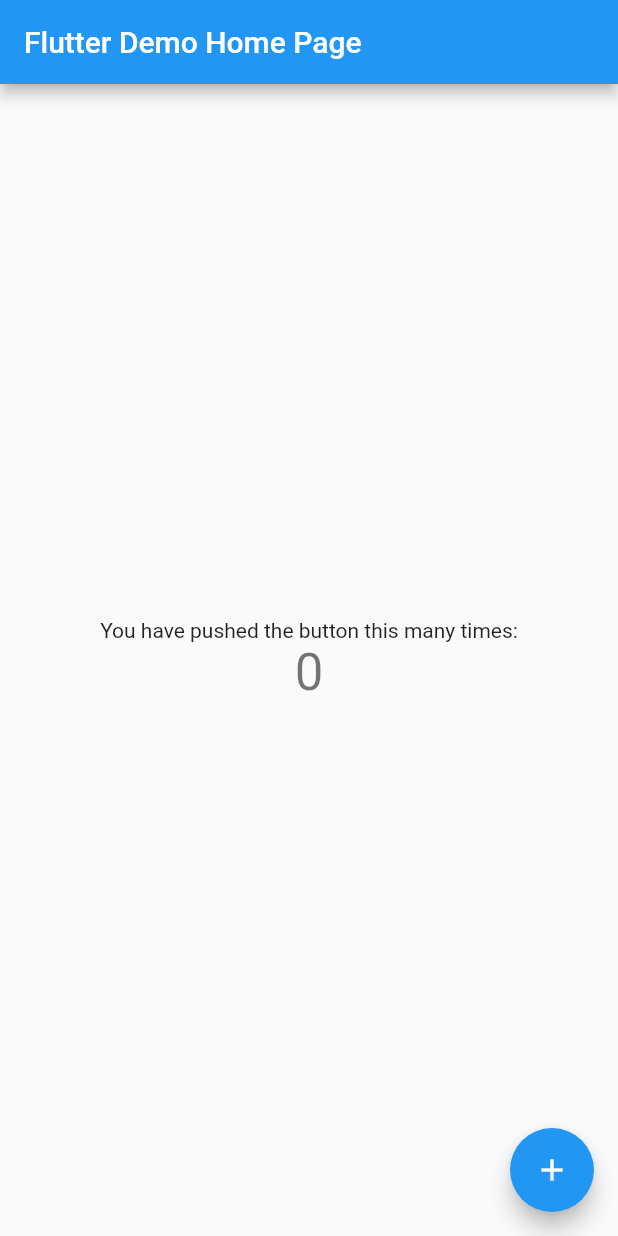
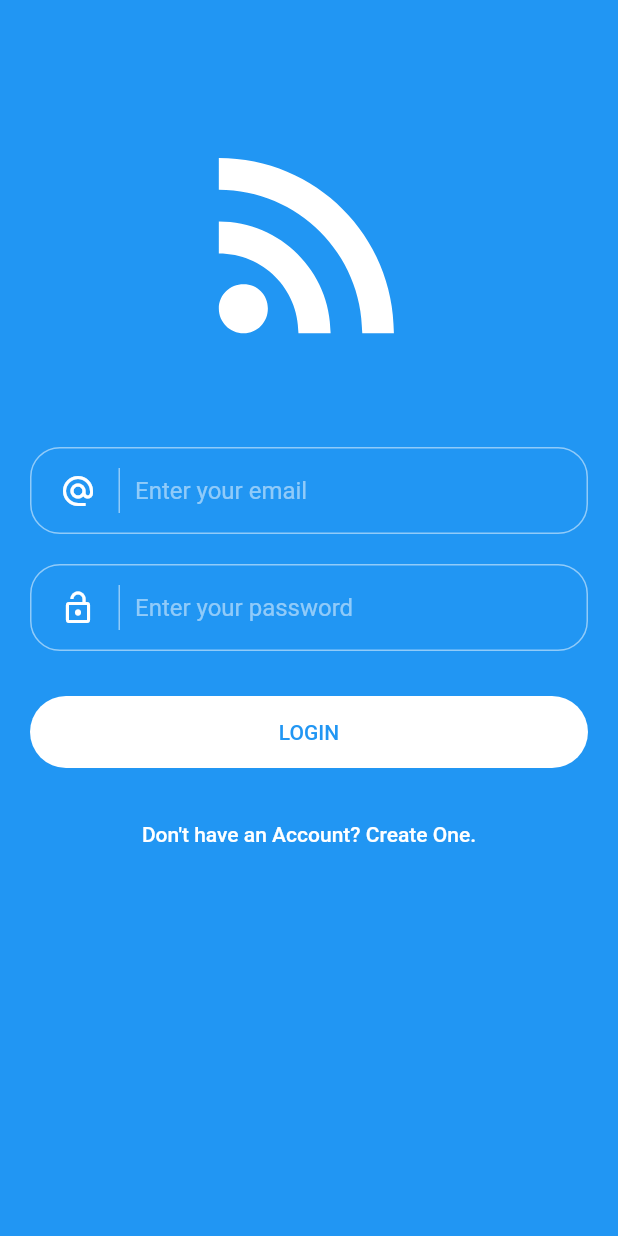
Before and after one commit to Edenik/Flutter_FeedMe_Blog_App, a Flutter app: the screen it shows after launch, on a phone screen of 412 x 824 dp. Run offline on Flutter 3.47's test engine with Material 2 defaults, Android fonts, the phone set to English and light mode, and no system bars; our stand-ins replace firebase_auth, firebase_core; accounts and stored records are empty.

Commit message:
implementing firebase auth

```diff
--- a/lib/main.dart
+++ b/lib/main.dart
@@ -1,6 +1,11 @@
 import 'package:flutter/material.dart';
+import 'package:firebase_core/firebase_core.dart';
+import './screens/login_screen.dart';
 
-void main() {
+void main() async {
+  WidgetsFlutterBinding.ensureInitialized();
+  await Firebase.initializeApp();
+
   runApp(MyApp());
 }
 
@@ -9,109 +14,10 @@ class MyApp extends StatelessWidget {
   @override
   Widget build(BuildContext context) {
     return MaterialApp(
-      title: 'Flutter Demo',
-      theme: ThemeData(
-        // This is the theme of your application.
-        //
-        // Try running your application with "flutter run". You'll see the
-        // application has a blue toolbar. Then, without quitting the app, try
-        // changing the primarySwatch below to Colors.green and then invoke
-        // "hot reload" (press "r" in the console where you ran "flutter run",
-        // or simply save your changes to "hot reload" in a Flutter IDE).
-        // Notice that the counter didn't reset back to zero; the application
-        // is not restarted.
-        primarySwatch: Colors.blue,
-        // This makes the visual density adapt to the platform that you run
-        // the app on. For desktop platforms, the controls will be smaller and
-        // closer together (more dense) than on mobile platforms.
-        visualDensity: VisualDensity.adaptivePlatformDensity,
-      ),
-      home: MyHomePage(title: 'Flutter Demo Home Page'),
+      title: 'FeedMe',
+      theme: ThemeData(primarySwatch: Colors.blue),
+      debugShowCheckedModeBanner: false,
+      home: LoginScreen(),
     );
   }
 }
-
-class MyHomePage extends StatefulWidget {
-  MyHomePage({Key key, this.title}) : super(key: key);
-
-  // This widget is the home page of your application. It is stateful, meaning
-  // that it has a State object (defined below) that contains fields that affect
-  // how it looks.
-
-  // This class is the configuration for the state. It holds the values (in this
-  // case the title) provided by the parent (in this case the App widget) and
-  // used by the build method of the State. Fields in a Widget subclass are
-  // always marked "final".
-
-  final String title;
-
-  @override
-  _MyHomePageState createState() => _MyHomePageState();
-}
-
-class _MyHomePageState extends State<MyHomePage> {
-  int _counter = 0;
-
-  void _incrementCounter() {
-    setState(() {
-      // This call to setState tells the Flutter framework that something has
-      // changed in this State, which causes it to rerun the build method below
-      // so that the display can reflect the updated values. If we changed
-      // _counter without calling setState(), then the build method would not be
-      // called again, and so nothing would appear to happen.
-      _counter++;
-    });
-  }
-
-  @override
-  Widget build(BuildContext context) {
-    // This method is rerun every time setState is called, for instance as done
-    // by the _incrementCounter method above.
-    //
-    // The Flutter framework has been optimized to make rerunning build methods
-    // fast, so that you can just rebuild anything that needs updating rather
-    // than having to individually change instances of widgets.
-    return Scaffold(
-      appBar: AppBar(
-        // Here we take the value from the MyHomePage object that was created by
-        // the App.build method, and use it to set our appbar title.
-        title: Text(widget.title),
-      ),
-      body: Center(
-        // Center is a layout widget. It takes a single child and positions it
-        // in the middle of the parent.
-        child: Column(
-          // Column is also a layout widget. It takes a list of children and
-          // arranges them vertically. By default, it sizes itself to fit its
-          // children horizontally, and tries to be as tall as its parent.
-          //
-          // Invoke "debug painting" (press "p" in the console, choose the
-          // "Toggle Debug Paint" action from the Flutter Inspector in Android
-          // Studio, or the "Toggle Debug Paint" command in Visual Studio Code)
-          // to see the wireframe for each widget.
-          //
-          // Column has various properties to control how it sizes itself and
-          // how it positions its children. Here we use mainAxisAlignment to
-          // center the children vertically; the main axis here is the vertical
-          // axis because Columns are vertical (the cross axis would be
-          // horizontal).
-          mainAxisAlignment: MainAxisAlignment.center,
-          children: <Widget>[
-            Text(
-              'You have pushed the button this many times:',
-            ),
-            Text(
-              '$_counter',
-              style: Theme.of(context).textTheme.headline4,
-            ),
-          ],
-        ),
-      ),
-      floatingActionButton: FloatingActionButton(
-        onPressed: _incrementCounter,
-        tooltip: 'Increment',
-        child: Icon(Icons.add),
-      ), // This trailing comma makes auto-formatting nicer for build methods.
-    );
-  }
-}
--- /dev/null
+++ b/lib/screens/login_screen.dart
@@ -0,0 +1,232 @@
+import 'package:firebase_auth/firebase_auth.dart' as auth;
+import 'package:flutter/material.dart';
+import 'package:flutter_feedme_app/screens/signup_screen.dart';
+
+class LoginScreen extends StatefulWidget {
+  @override
+  _LoginScreenState createState() => _LoginScreenState();
+}
+
+class _LoginScreenState extends State<LoginScreen> {
+  TextEditingController _emailController = TextEditingController();
+  TextEditingController _passwordController = TextEditingController();
+
+  GlobalKey<ScaffoldState> _scaffoldKey = GlobalKey<ScaffoldState>();
+  auth.FirebaseAuth _firebaseAuth = auth.FirebaseAuth.instance;
+
+  bool _isLoading = false;
+
+  _login() async {
+    setState(() {
+      _isLoading = true;
+    });
+
+    _scaffoldKey.currentState.removeCurrentSnackBar();
+    _scaffoldKey.currentState.showSnackBar(
+      SnackBar(
+        content: Text("Logging you in..."),
+      ),
+    );
+
+    try {
+      auth.UserCredential _user =
+          await _firebaseAuth.signInWithEmailAndPassword(
+              email: _emailController.text.trim(),
+              password: _passwordController.text.trim());
+
+      _scaffoldKey.currentState.removeCurrentSnackBar();
+      _scaffoldKey.currentState.showSnackBar(
+        SnackBar(
+          content: Text("Login Successful."),
+        ),
+      );
+    } catch (error) {
+      _scaffoldKey.currentState.removeCurrentSnackBar();
+      _scaffoldKey.currentState.showSnackBar(
+        SnackBar(
+          content: Text((error as auth.FirebaseException).message),
+        ),
+      );
+    } finally {
+      setState(() {
+        _isLoading = false;
+      });
+    }
+  }
+
+  @override
+  Widget build(BuildContext context) {
+    return Scaffold(
+      key: _scaffoldKey,
+      backgroundColor: Theme.of(context).primaryColor,
+      body: Form(
+          child: ListView(
+        children: <Widget>[
+          Padding(
+            padding: const EdgeInsets.only(top: 72.0, bottom: 36.0),
+            child: Icon(
+              Icons.rss_feed,
+              size: 180.0,
+              color: Colors.white,
+            ),
+          ),
+          Container(
+            margin:
+                const EdgeInsets.symmetric(vertical: 10.0, horizontal: 20.0),
+            padding: const EdgeInsets.all(4.0),
+            decoration: BoxDecoration(
+                border: Border.all(
+                    color: Colors.white.withOpacity(0.5), width: 1.0),
+                borderRadius: BorderRadius.circular(20.0)),
+            child: Row(
+              children: <Widget>[
+                Padding(
+                  padding: const EdgeInsets.symmetric(
+                      vertical: 10.0, horizontal: 15.0),
+                  child: Icon(
+                    Icons.alternate_email,
+                    color: Colors.white,
+                  ),
+                ),
+                Container(
+                  height: 30.0,
+                  width: 1.0,
+                  color: Colors.white.withOpacity(0.5),
+                  margin: const EdgeInsets.only(right: 10.0),
+                ),
+                Expanded(
+                  child: TextFormField(
+                    controller: _emailController,
+                    style: TextStyle(color: Colors.white),
+                    decoration: InputDecoration(
+                        border: InputBorder.none,
+                        hintText: "Enter your email",
+                        hintStyle: TextStyle(
+                          color: Colors.white.withOpacity(0.5),
+                        )),
+                  ),
+                ),
+              ],
+            ),
+          ),
+          Container(
+            margin:
+                const EdgeInsets.symmetric(vertical: 10.0, horizontal: 20.0),
+            padding: const EdgeInsets.all(4.0),
+            decoration: BoxDecoration(
+                border: Border.all(
+                    color: Colors.white.withOpacity(0.5), width: 1.0),
+                borderRadius: BorderRadius.circular(20.0)),
+            child: Row(
+              children: <Widget>[
+                Padding(
+                  padding: const EdgeInsets.symmetric(
+                      vertical: 10.0, horizontal: 15.0),
+                  child: Icon(
+                    Icons.lock_open,
+                    color: Colors.white,
+                  ),
+                ),
+                Container(
+                  height: 30.0,
+                  width: 1.0,
+                  color: Colors.white.withOpacity(0.5),
+                  margin: const EdgeInsets.only(right: 10.0),
+                ),
+                Expanded(
+                  child: TextFormField(
+                    controller: _passwordController,
+                    obscureText: true,
+                    style: TextStyle(color: Colors.white),
+                    decoration: InputDecoration(
+                        border: InputBorder.none,
+                        hintText: "Enter your password",
+                        hintStyle: TextStyle(
+                          color: Colors.white.withOpacity(0.5),
+                        )),
+                  ),
+                ),
+              ],
+            ),
+          ),
+          Container(
+            margin: const EdgeInsets.only(top: 20.0),
+            padding: const EdgeInsets.only(left: 20.0, right: 20.0),
+            child: Row(
+              children: <Widget>[
+                Expanded(
+                  child: FlatButton(
+                    splashColor: Colors.white,
+                    color: Colors.white,
+                    disabledColor: Colors.white.withOpacity(0.5),
+                    shape: RoundedRectangleBorder(
+                        borderRadius: BorderRadius.circular(30.0)),
+                    onPressed: _isLoading == true
+                        ? null
+                        : () {
+                            _login();
+                          },
+                    child: Row(
+                      mainAxisAlignment: MainAxisAlignment.center,
+                      children: <Widget>[
+                        _isLoading
+                            ? Padding(
+                                padding:
+                                    const EdgeInsets.symmetric(vertical: 6.0),
+                                child: CircularProgressIndicator())
+                            : Expanded(
+                                child: Padding(
+                                padding:
+                                    const EdgeInsets.symmetric(vertical: 16.0),
+                                child: Text(
+                                  "LOGIN",
+                                  style: TextStyle(color: Colors.blue),
+                                  textAlign: TextAlign.center,
+                                ),
+                              ))
+                      ],
+                    ),
+                  ),
+                )
+              ],
+            ),
+          ),
+          Container(
+            margin: const EdgeInsets.only(top: 20.0),
+            padding: const EdgeInsets.only(left: 20.0, right: 20.0),
+            child: Row(
+              children: <Widget>[
+                Expanded(
+                  child: FlatButton(
+                    shape: RoundedRectangleBorder(
+                        borderRadius: BorderRadius.circular(30.0)),
+                    onPressed: () {
+                      Navigator.of(context)
+                          .push(MaterialPageRoute(builder: (BuildContext ctx) {
+                        return SignupScreen();
+                      }));
+                    },
+                    child: Row(
+                      mainAxisAlignment: MainAxisAlignment.center,
+                      children: <Widget>[
+                        Expanded(
+                            child: Padding(
+                          padding: const EdgeInsets.symmetric(vertical: 16.0),
+                          child: Text(
+                            "Don't have an Account? Create One.",
+                            style: TextStyle(color: Colors.white),
+                            textAlign: TextAlign.center,
+                          ),
+                        ))
+                      ],
+                    ),
+                  ),
+                )
+              ],
+            ),
+          )
+        ],
+      )),
+    );
+  }
+}
```
Also changed, not shown: lib/screens/signup_screen.dart (added, +319 -0 lines), pubspec.yaml (+2 -6 lines), pubspec.lock, 3 other files.
